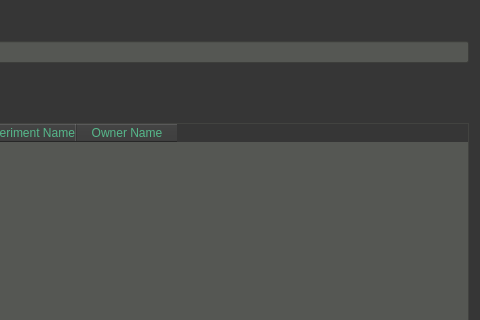
Qt form gui/ui_files/tabELNData.ui (iBridges-for-iRODS/iBridges) before a commit; both pictures show x 754 to 1234 and y 0 to 320 of the 1234 by 776 pixel window.
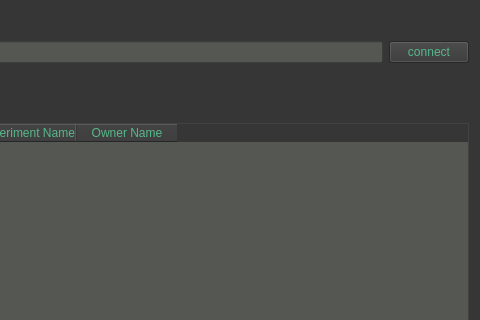
The same form after that commit.

Commit message: Add explicit connect button

Patch:
```diff
--- a/gui/ui_files/tabELNData.ui
+++ b/gui/ui_files/tabELNData.ui
@@ -74,6 +74,13 @@
        </property>
       </widget>
      </item>
+     <item>
+      <widget class="QPushButton" name="elnConnectButton">
+       <property name="text">
+        <string>connect</string>
+       </property>
+      </widget>
+     </item>
     </layout>
    </item>
    <item>
```
The commit also changes 1 other file.
